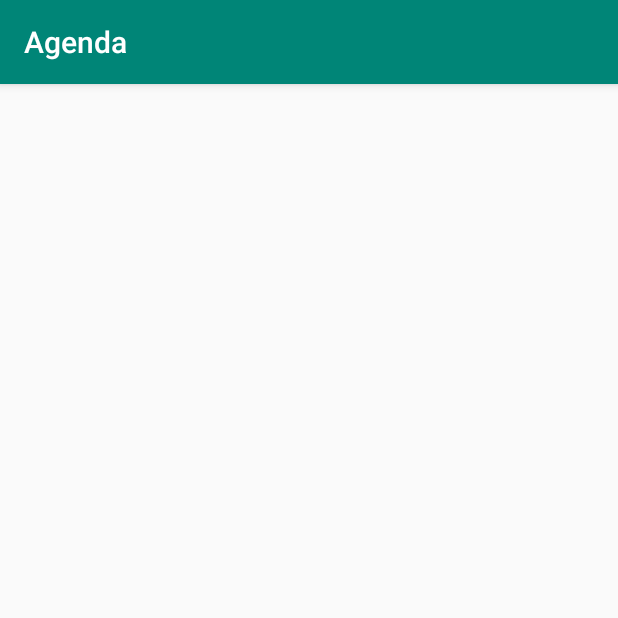
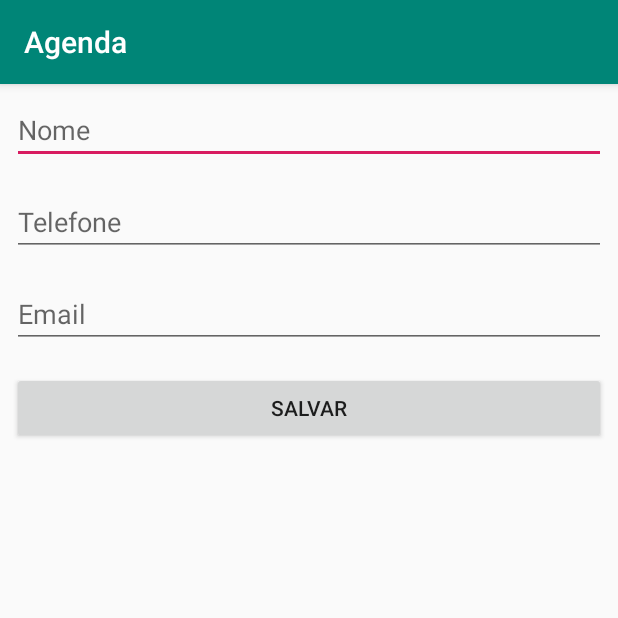
Before and after one commit to miguelBS13/senai-sga-agenda-android, an Android app: the screen it shows after launch (FormularioAlunoActivity), on a phone screen of 412 x 824 dp, the top half of it. Run offline under Robolectric (Android 15) with nearby library versions, the phone set to English and light mode, and no system bars.

Commit message:
segundo comit

```diff
--- a/app/src/main/java/br/senai/rn/agenda/activities/FormularioAlunoActivity.java
+++ b/app/src/main/java/br/senai/rn/agenda/activities/FormularioAlunoActivity.java
@@ -1,13 +1,49 @@
 package br.senai.rn.agenda.activities;
 
+import android.content.Intent;
 import android.support.v7.app.AppCompatActivity;
 import android.os.Bundle;
+import android.view.View;
+import android.widget.Button;
+import android.widget.EditText;
+import android.widget.Toast;
+
+import br.senai.rn.agenda.dao.AlunoDAO;
+import br.senai.rn.agenda.models.Aluno;
 
 public class FormularioAlunoActivity extends AppCompatActivity {
+
+    private EditText campoNome;
+    private EditText campoTelefone;
+    private EditText campoEmail;
+    private Button botaoSalvar;
 
     @Override
     protected void onCreate(Bundle savedInstanceState) {
         super.onCreate(savedInstanceState);
         setContentView(R.layout.activity_formulario_aluno);
+
+        final AlunoDAO dao = new AlunoDAO();
+
+        campoNome = findViewById(R.id.activity_formulario_aluno_et_nome);
+        campoTelefone = findViewById(R.id.activity_formulario_aluno_et_telefone);
+        campoEmail = findViewById(R.id.activity_formulario_aluno_et_email);
+        botaoSalvar = findViewById(R.id.activity_formulario_aluno_botao_salvar);
+
+        botaoSalvar.setOnClickListener(new View.OnClickListener() {
+
+            @Override
+            public void onClick(View v) {
+                String nome = campoNome.getText().toString();
+                String telefone = campoTelefone.getText().toString();
+                String email = campoEmail.getText().toString();
+
+                Aluno alunoCriado = new Aluno(nome, telefone, email);
+
+                dao.salva(alunoCriado);
+
+                startActivity(new Intent(FormularioAlunoActivity.this, Principal.class));
+            }
+        });
     }
 }
--- /dev/null
+++ b/app/src/main/java/br/senai/rn/agenda/dao/AlunoDAO.java
@@ -0,0 +1,18 @@
+package br.senai.rn.agenda.dao;
+
+import java.util.ArrayList;
+import java.util.List;
+
+import br.senai.rn.agenda.models.Aluno;
+
+public class AlunoDAO {
+
+    private final static List<Aluno> ALUNOS = new ArrayList<>();
+    public void salva(Aluno aluno){
+        ALUNOS.add(aluno);
+    }
+
+    public List<Aluno> obterTodos() {
+        return new ArrayList<>(ALUNOS);
+    }
+}
--- a/app/src/main/res/layout/activity_formulario_aluno.xml
+++ b/app/src/main/res/layout/activity_formulario_aluno.xml
@@ -1,9 +1,36 @@
 <?xml version="1.0" encoding="utf-8"?>
-<android.support.constraint.ConstraintLayout xmlns:android="http://schemas.android.com/apk/res/android"
-    xmlns:app="http://schemas.android.com/apk/res-auto"
-    xmlns:tools="http://schemas.android.com/tools"
+<LinearLayout
+    xmlns:android="http://schemas.android.com/apk/res/android"
     android:layout_width="match_parent"
     android:layout_height="match_parent"
-    tools:context=".FormularioAlunoActivity">
+    android:orientation="vertical">
 
-</android.support.constraint.ConstraintLayout>
+    <EditText
+        android:id="@+id/activity_formulario_aluno_et_nome"
+        android:layout_width="match_parent"
+        android:layout_height="wrap_content"
+        android:layout_margin="8dp"
+        android:hint="Nome"/>
+
+    <EditText
+        android:id="@+id/activity_formulario_aluno_et_telefone"
+        android:layout_width="match_parent"
+        android:layout_height="wrap_content"
+        android:layout_margin="8dp"
+        android:hint="Telefone"/>
+
+    <EditText
+        android:id="@+id/activity_formulario_aluno_et_email"
+        android:layout_width="match_parent"
+        android:layout_height="wrap_content"
+        android:layout_margin="8dp"
+        android:hint="Email"/>
+
+    <Button
+        android:id="@+id/activity_formulario_aluno_botao_salvar"
+        android:layout_width="match_parent"
+        android:layout_height="wrap_content"
+        android:layout_margin="8dp"
+        android:text="Salvar"/>
+
+</LinearLayout>
```
Also changed, not shown: app/src/main/AndroidManifest.xml (+7 -0 lines), app/src/main/java/br/senai/rn/agenda/activities/Principal.java (+17 -6 lines), app/src/main/java/br/senai/rn/agenda/models/Aluno.java (added, +32 -0 lines).
